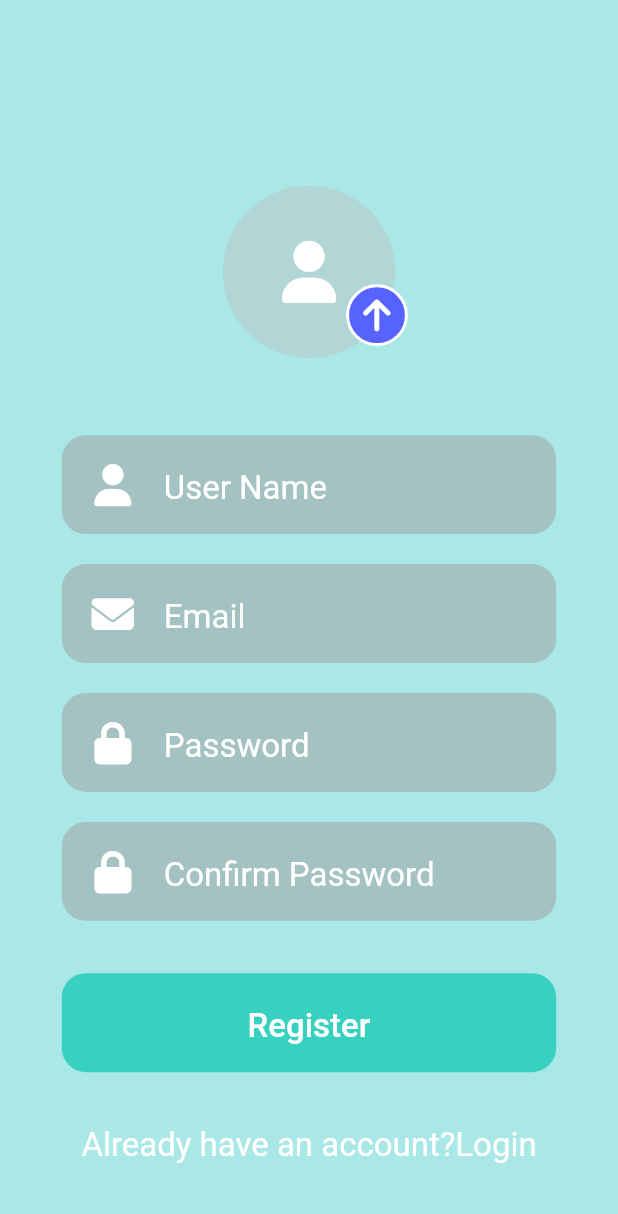
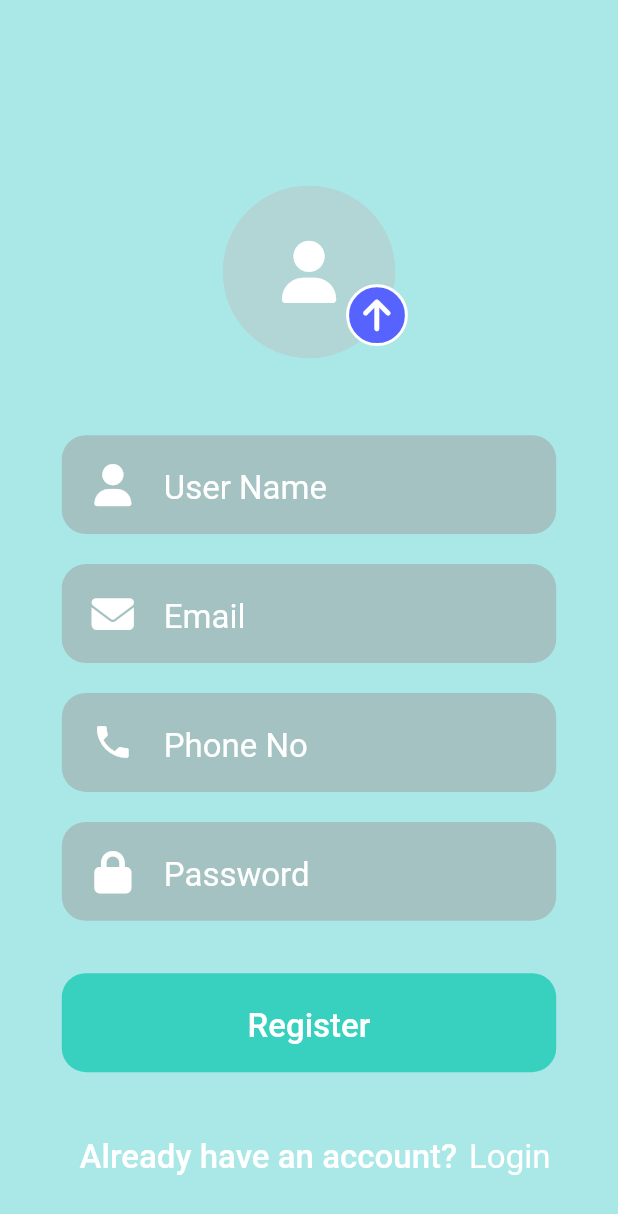
Before and after one commit to hackrx40/PS2-Team_Rubixx, a Flutter app: the CreateNewAccount screen opened directly, on a phone screen of 412 x 824 dp. Shown: the top 1214 px of the screen. Run offline on Flutter 3.47's test engine with Material 2 defaults, Android fonts, the phone set to English and light mode, and no system bars; our stand-ins replace awesome_dialog, awesome_notifications, firebase_core, flutter_vector_icons, fluttertoast, google_fonts and 1 more; missing offline and left inert: awesome_notifications_fcm, ripple_wave, usage_stats; accounts and stored records are empty.

Commit message:
added login and signup functionalities

```diff
--- a/frontend-app/lib/components/password_input.dart
+++ b/frontend-app/lib/components/password_input.dart
@@ -7,8 +7,9 @@ class PasswordInput extends StatelessWidget {
     required this.hint,
     this.inputType,
     this.inputAction,
+    required this.controller,
   }) : super(key: key);
-
+  final TextEditingController controller;
   final IconData icon;
   final String hint;
   final TextInputType? inputType;
@@ -28,6 +29,7 @@ class PasswordInput extends StatelessWidget {
         ),
         child: Center(
           child: TextField(
+            controller: controller,
             decoration: InputDecoration(
               border: InputBorder.none,
               prefixIcon: Padding(
--- a/frontend-app/lib/components/text_input.dart
+++ b/frontend-app/lib/components/text_input.dart
@@ -7,8 +7,9 @@ class TextInputField extends StatelessWidget {
     required this.hint,
     this.inputType,
     this.inputAction,
+    required this.controller,
   }) : super(key: key);
-
+  final TextEditingController controller;
   final IconData icon;
   final String hint;
   final TextInputType? inputType;
@@ -28,6 +29,7 @@ class TextInputField extends StatelessWidget {
         ),
         child: Center(
           child: TextField(
+            controller: controller,
             decoration: InputDecoration(
               border: InputBorder.none,
               prefixIcon: Padding(
--- a/frontend-app/lib/screens/signup_screen.dart
+++ b/frontend-app/lib/screens/signup_screen.dart
@@ -5,14 +5,23 @@ import 'package:mediserv/components/password_input.dart';
 import 'package:mediserv/components/rounded_button.dart';
 import 'package:mediserv/components/rounded_button_login.dart';
 import 'package:mediserv/components/text_input.dart';
+import 'package:mediserv/model/user_model.dart';
+import 'package:mediserv/utils/auth_helper.dart';
+
+import 'login_screen.dart';
 
 class CreateNewAccount extends StatelessWidget {
+  final nameController = TextEditingController();
+  final userIdController = TextEditingController();
+  final phoneController = TextEditingController();
+  final passController = TextEditingController();
   @override
   Widget build(BuildContext context) {
     Size size = MediaQuery.of(context).size;
     return Stack(
       children: [
         Scaffold(
+          resizeToAvoidBottomInset: false,
           backgroundColor: Color(0xffAAE7E7),
           body: SingleChildScrollView(
             child: Column(
@@ -65,44 +74,69 @@ class CreateNewAccount extends StatelessWidget {
                 Column(
                   children: [
                     TextInputField(
+                      controller: nameController,
                       icon: FontAwesome.user,
                       hint: 'User Name',
                       inputType: TextInputType.name,
                       inputAction: TextInputAction.next,
                     ),
                     TextInputField(
+                      controller: userIdController,
                       icon: FontAwesome.envelope,
                       hint: 'Email',
                       inputType: TextInputType.emailAddress,
                       inputAction: TextInputAction.next,
                     ),
-                    PasswordInput(
-                      icon: FontAwesome.lock,
-                      hint: 'Password',
+                    TextInputField(
+                      controller: phoneController,
+                      icon: Icons.phone,
+                      hint: 'Phone No',
+                      inputType: TextInputType.number,
                       inputAction: TextInputAction.next,
                     ),
                     PasswordInput(
+                      controller: passController,
                       icon: FontAwesome.lock,
-                      hint: 'Confirm Password',
+                      hint: 'Password',
                       inputAction: TextInputAction.done,
                     ),
                     SizedBox(
                       height: 25,
                     ),
-                    RoundedButtonLoginPage(buttonName: 'Register'),
+                    RoundedButtonLoginPage(
+                      buttonName: 'Register',
+                      onPressed: () async {
+                        await AuthHelper.register(
+                            UserModel(
+                                email: userIdController.text,
+                                name: nameController.text,
+                                phone: phoneController.text),
+                            passController.text);
+                        Navigator.push(
+                            context,
+                            MaterialPageRoute(
+                                builder: (context) => LoginScreen()));
+                      },
+                    ),
                     SizedBox(
                       height: 30,
                     ),
                     Row(mainAxisAlignment: MainAxisAlignment.center, children: [
-                      Text(
-                        'Already have an account?',
-                        style: TextStyle(
-                            fontSize: 22, color: Colors.white, height: 1.5),
+                      TextButton(
+                        onPressed: () {
+                          Navigator.push(
+                              context,
+                              MaterialPageRoute(
+                                  builder: (context) => LoginScreen()));
+                        },
+                        child: Text(
+                          'Already have an account?',
+                          style: TextStyle(
+                              fontSize: 22, color: Colors.white, height: 1.5),
+                        ),
                       ),
                       GestureDetector(
-                        onTap: () {
-                          Navigator.pushNamed(context, '/');
-                        },
+                        onTap: () async {},
                         child: Text(
                           'Login',
                           style: TextStyle(
```
Also changed, not shown: frontend-app/lib/components/AppBarr.dart (+19 -25 lines), frontend-app/lib/screens/login_screen.dart (+28 -10 lines).
